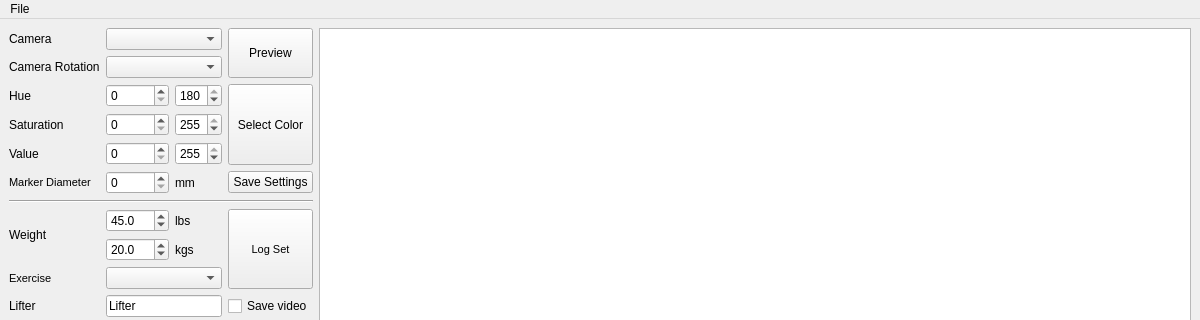
tlancon/barbellcv, file apps/barbellcvlog.ui: the form before one commit; both pictures show x 0 to 1200 and y 0 to 320 of the 1200 by 740 pixel window.
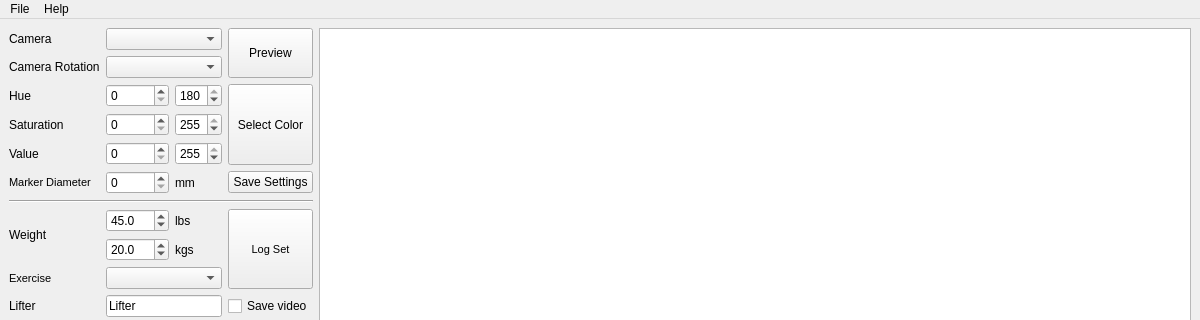
The form after the commit. Custom widgets are drawn as their Qt base class.

Commit message: Added documentation action item to GUI and made placeholder #40

```diff
--- a/apps/barbellcvlog.ui
+++ b/apps/barbellcvlog.ui
@@ -342,7 +342,14 @@
     <addaction name="actionExportToCSV"/>
     <addaction name="actionRefreshCameraList"/>
    </widget>
+   <widget class="QMenu" name="menuHelp">
+    <property name="title">
+     <string>Help</string>
+    </property>
+    <addaction name="actionDocumentation"/>
+   </widget>
    <addaction name="menuFile"/>
+   <addaction name="menuHelp"/>
   </widget>
   <action name="actionOptions">
    <property name="text">
```
Left out of the diff: 5 changed lines with no effect on the pictures. The commit also changes 1 other file.
